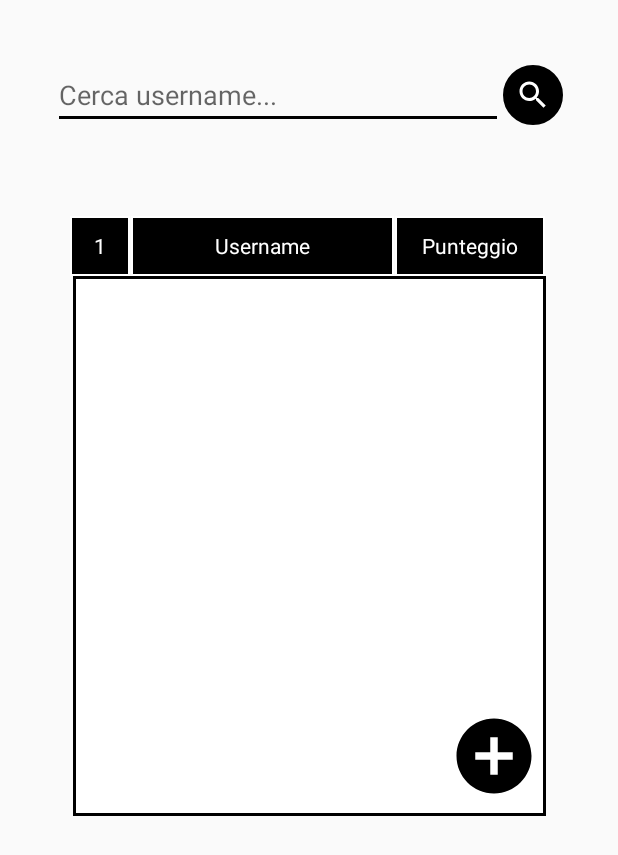
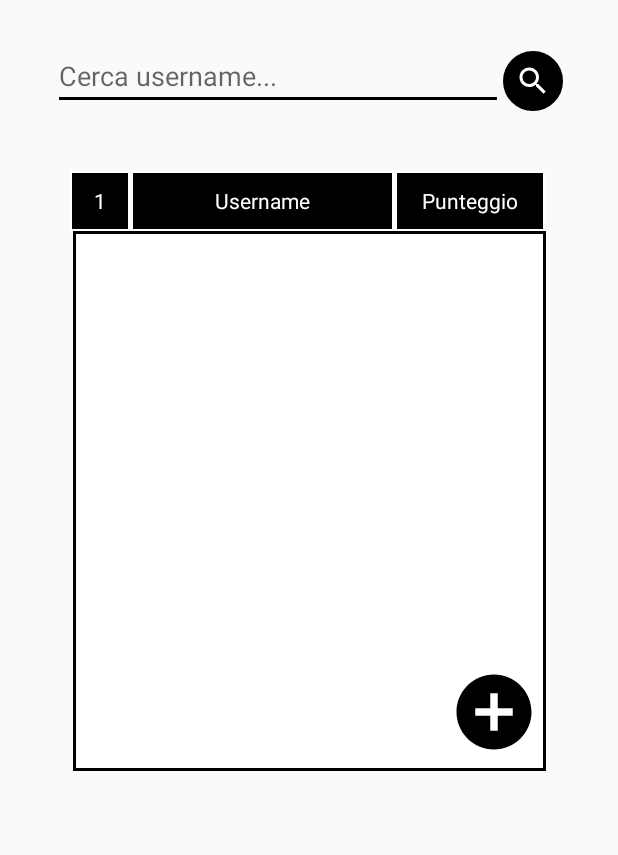
Before and after one commit to itsar19-20/quiz, an Android app: the layout friends_fragment.xml on its own in the app's theme, with its tools: preview values and no code run, on a phone screen of 412 x 824 dp. Shown: the top 855 px of the screen. Run offline under Robolectric (Android 15) with nearby library versions, the light colour scheme and no system bars; Roboto replaces fonts that are not available here.

Commit message:
modifiche al fragment friend

```diff
--- a/src/CTFLY2/app/src/main/java/pro/team/ctfly/HomeActivity.java
+++ b/src/CTFLY2/app/src/main/java/pro/team/ctfly/HomeActivity.java
@@ -46,7 +46,5 @@
             }
         });
 
-        //MenuCreate.createMenu(R.id.homepage, this, plafoniera);
-
     }
 }
--- a/src/CTFLY2/app/src/main/res/layout/friends_fragment.xml
+++ b/src/CTFLY2/app/src/main/res/layout/friends_fragment.xml
@@ -4,7 +4,7 @@
     xmlns:app="http://schemas.android.com/apk/res-auto"
     xmlns:tools="http://schemas.android.com/tools"
     android:layout_width="match_parent"
-    android:layout_height="match_parent">
+    android:layout_height="600dp">
 
     <TextView
         android:id="@+id/toptab1"
```
Also changed, not shown: src/CTFLY2/app/src/main/res/layout/shop_fragment.xml (added, +8 -0 lines).
